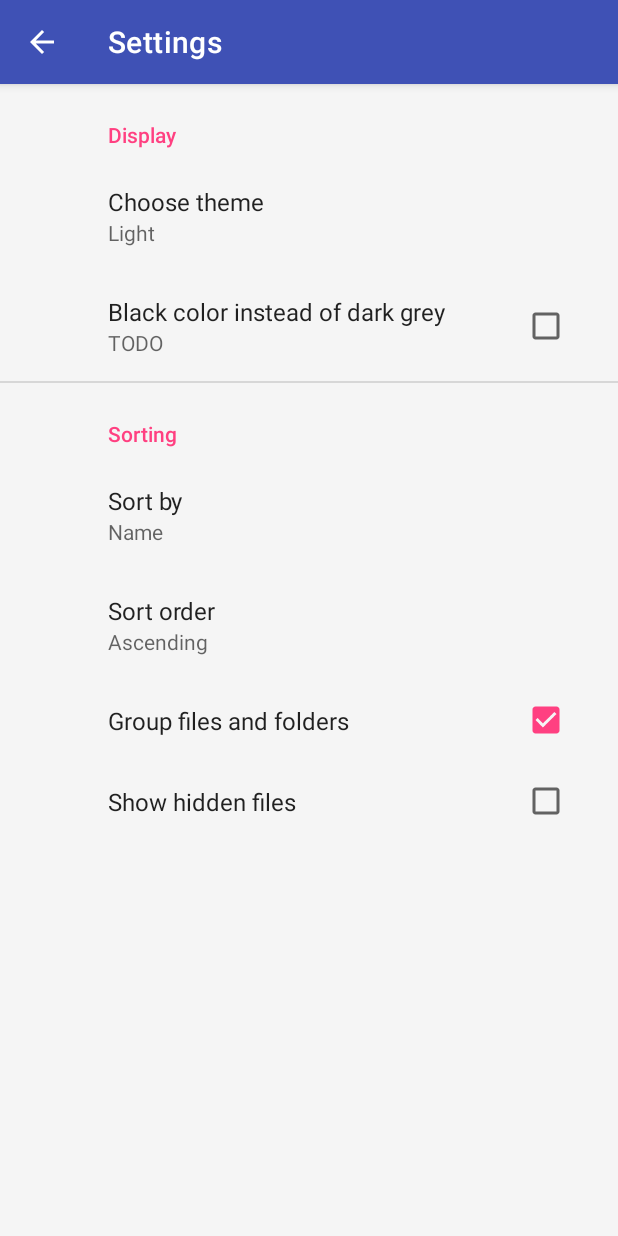
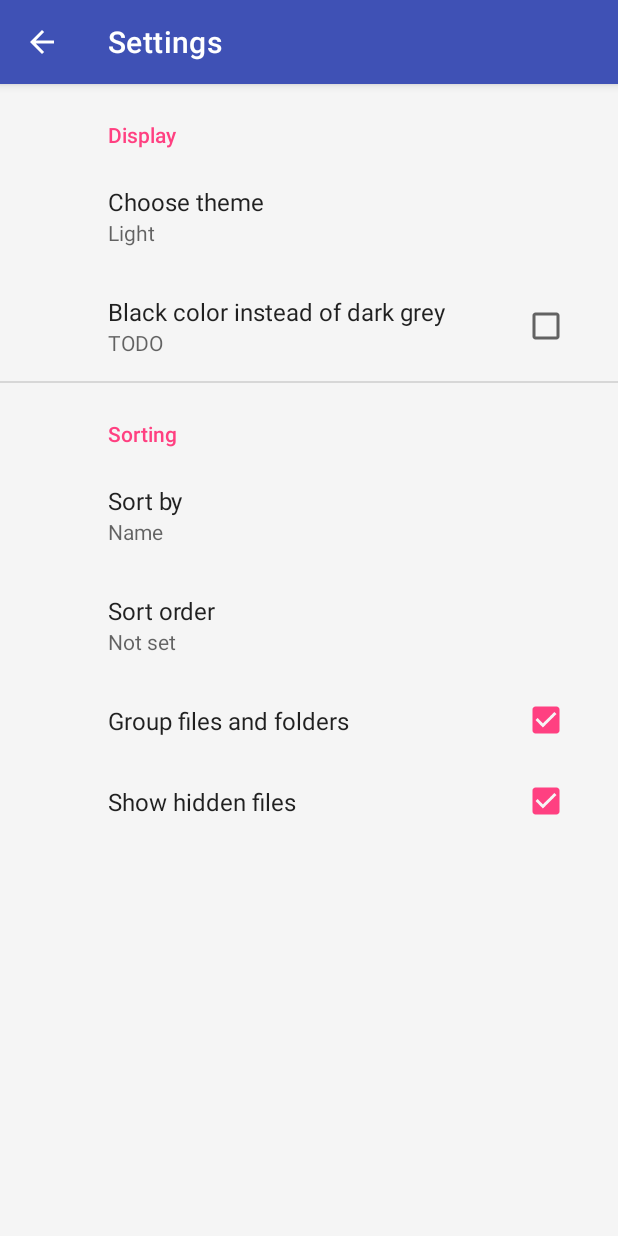
Before and after one commit to adrijanrogan/android-etiketa, an Android app: the screen it shows after launch (SettingsActivity), in the options menu, after a tap on "Settings", on a phone screen of 412 x 824 dp. Run offline under Robolectric (Android 15) with nearby library versions, the phone set to English and light mode, and no system bars; our stand-ins replace androidx.preference; 1 statement that could not run was skipped.

Commit message:
Toolbar menu options and settings fragment are now connected.
Preferences are saved as strings and static methods from the settings fragment are used to "translate" them. There is a special static variable inside the settings fragment class which is used to tell when the preferences were changed. This value is checked in onResume to update the LiveData and sync the menu.

```diff
--- a/app/src/main/java/com/github/adrijanrogan/etiketa/ui/browse/BrowseActivity.kt
+++ b/app/src/main/java/com/github/adrijanrogan/etiketa/ui/browse/BrowseActivity.kt
@@ -1,10 +1,10 @@
 package com.github.adrijanrogan.etiketa.ui.browse
 
 import android.Manifest
-import android.content.Context
 import android.content.Intent
 import android.content.pm.PackageManager
 import android.os.Bundle
+import android.view.Menu
 import android.view.MenuItem
 import android.view.View
 import android.widget.Toast
@@ -14,6 +14,7 @@
 import androidx.fragment.app.DialogFragment
 import androidx.lifecycle.Observer
 import androidx.lifecycle.ViewModelProviders
+import androidx.preference.PreferenceManager
 import androidx.recyclerview.widget.LinearLayoutManager
 import androidx.transition.Fade
 import com.github.adrijanrogan.etiketa.R
@@ -23,6 +24,7 @@
 import com.github.adrijanrogan.etiketa.jni.Reader
 import com.github.adrijanrogan.etiketa.ui.edit.EditActivity
 import com.github.adrijanrogan.etiketa.ui.settings.SettingsActivity
+import com.github.adrijanrogan.etiketa.ui.settings.SettingsFragment
 import com.github.adrijanrogan.etiketa.util.FileComparator
 import kotlinx.android.synthetic.main.activity_browser.*
 import java.io.File
@@ -33,11 +35,6 @@
         const val EXTENSION_MP3 = "mp3"
         const val EXTENSION_FLAC = "flac"
         private const val PERMISSION_REQUEST = 9858
-
-        const val SORT_BY = "sort_by"
-        const val SORT_ORDER = "sort_order"
-        const val SORT_GROUP_FOLDERS = "sort_group_folders"
-        const val SORT_SHOW_HIDDEN = "sort_show_hidden"
     }
 
     private lateinit  var viewModel: BrowseViewModel
@@ -54,6 +51,15 @@
         } else {
             permissionFlow()
         }
+    }
+
+    override fun onResume() {
+        super.onResume()
+        if (SettingsFragment.invalidateSort) {
+            observeLiveData()
+            syncMenu(browser_toolbar.menu)
+        }
+        SettingsFragment.invalidateSort = false
     }
 
     private fun permissionFlow() {
@@ -93,6 +99,7 @@
         viewModel = ViewModelProviders.of(this).get(BrowseViewModel::class.java)
 
         browser_toolbar.inflateMenu(R.menu.browser_toolbar_menu)
+        syncMenu(browser_toolbar.menu)
         browser_toolbar.setOnMenuItemClickListener { onMenuItemClick(it) }
 
         browser_bar_recycler.also {
@@ -110,16 +117,41 @@
         observeLiveData()
     }
 
+    private fun syncMenu(menu: Menu?) {
+        if (menu == null) return
+        val sp = PreferenceManager.getDefaultSharedPreferences(this)
+
+        when (SettingsFragment.getSortBy(sp)) {
+            FileComparator.SORT_MODE_LAST_MODIFIED ->
+                menu.findItem(R.id.browser_menu_sort_by_last_modified).isChecked = true
+            else -> menu.findItem(R.id.browser_menu_sort_by_name).isChecked = true
+        }
+
+        val hidden = SettingsFragment.getSortShowHidden(sp)
+        menu.findItem(R.id.browser_menu_sort_hidden).isChecked = hidden
+
+        val group = SettingsFragment.getSortGroup(sp)
+        val groupBox = menu.findItem(R.id.browser_menu_folders)
+        when (group) {
+            FileComparator.SORT_MODE_GROUP -> groupBox.isChecked = true
+            else -> groupBox.isChecked = false
+        }
+
+        when (SettingsFragment.getSortOrder(sp)) {
+            FileComparator.SORT_MODE_NORMAL ->
+                menu.findItem(R.id.browser_menu_sort_ascending).isChecked = true
+            else -> menu.findItem(R.id.browser_menu_sort_descending).isChecked = true
+        }
+    }
+
 
     private fun observeLiveData() {
-        val sp = getSharedPreferences("browse_settings", Context.MODE_PRIVATE)
-        val hidden = sp.getBoolean(SORT_SHOW_HIDDEN, true)
-
-        val sortBy = sp.getInt(SORT_BY, FileComparator.SORT_MODE_FILENAME)
-        val group = sp.getInt(SORT_GROUP_FOLDERS, FileComparator.SORT_MODE_GROUP)
-        val order = sp.getInt(SORT_ORDER, FileComparator.SORT_MODE_NORMAL)
+        val sp = PreferenceManager.getDefaultSharedPreferences(this)
+        val hidden = SettingsFragment.getSortShowHidden(sp)
+        val sortBy = SettingsFragment.getSortBy(sp)
+        val group = SettingsFragment.getSortGroup(sp)
+        val order = SettingsFragment.getSortOrder(sp)
         val sortMode = (sortBy or group or order)
-
         viewModel.getFiles().removeObservers(this)
         viewModel.getFiles(hidden, sortMode).observe(this, Observer { updateUI(it) })
         viewModel.getFiles().removeObservers(this)
@@ -129,35 +161,38 @@
 
     private fun onMenuItemClick(menuItem: MenuItem): Boolean {
         val id = menuItem.itemId
-        val editor = getSharedPreferences("browse_settings", Context.MODE_PRIVATE).edit()
+        val sp = PreferenceManager.getDefaultSharedPreferences(this)
+        val editor = sp.edit()
         when (id) {
             R.id.browser_menu_sort_by_name -> {
                 menuItem.isChecked = true
-                editor.putInt(SORT_BY, FileComparator.SORT_MODE_FILENAME)
+                editor.putString(SettingsFragment.PREFERENCE_SORTING_BY,
+                        SettingsFragment.PREFERENCE_SORTING_BY_NAME)
             }
             R.id.browser_menu_sort_by_last_modified -> {
                 menuItem.isChecked = true
-                editor.putInt(SORT_BY, FileComparator.SORT_MODE_LAST_MODIFIED)
+                editor.putString(SettingsFragment.PREFERENCE_SORTING_BY,
+                        SettingsFragment.PREFERENCE_SORTING_BY_LAST_MODIFIED)
             }
             R.id.browser_menu_folders -> {
                 val group = !menuItem.isChecked
                 menuItem.isChecked = group
-                val value = if (group) FileComparator.SORT_MODE_GROUP
-                            else FileComparator.SORT_MODE_DO_NOT_GROUP
-                editor.putInt(SORT_GROUP_FOLDERS, value)
+                editor.putBoolean(SettingsFragment.PREFERENCE_SORTING_GROUP, group)
             }
             R.id.browser_menu_sort_hidden -> {
                 val showHidden = !menuItem.isChecked
                 menuItem.isChecked = showHidden
-                editor.putBoolean(SORT_SHOW_HIDDEN, menuItem.isChecked)
+                editor.putBoolean(SettingsFragment.PREFERENCE_SORTING_SHOW_HIDDEN, showHidden)
             }
             R.id.browser_menu_sort_ascending -> {
                 menuItem.isChecked = true
-                editor.putInt(SORT_ORDER, FileComparator.SORT_MODE_NORMAL)
+                editor.putString(SettingsFragment.PREFERENCE_SORTING_ORDER,
+                        SettingsFragment.PREFERENCE_SORTING_ORDER_NORMAL)
             }
             R.id.browser_menu_sort_descending -> {
                 menuItem.isChecked = true
-                editor.putInt(SORT_ORDER, FileComparator.SORT_MODE_REVERSED)
+                editor.putString(SettingsFragment.PREFERENCE_SORTING_ORDER,
+                        SettingsFragment.PREFERENCE_SORTING_ORDER_REVERSED)
             }
             R.id.browser_menu_settings -> {
                 startActivity(Intent(this, SettingsActivity::class.java))
--- a/app/src/main/java/com/github/adrijanrogan/etiketa/ui/settings/SettingsFragment.kt
+++ b/app/src/main/java/com/github/adrijanrogan/etiketa/ui/settings/SettingsFragment.kt
@@ -1,5 +1,6 @@
 package com.github.adrijanrogan.etiketa.ui.settings
 
+import android.content.SharedPreferences
 import android.os.Bundle
 import android.util.Log
 import androidx.appcompat.app.AppCompatDelegate
@@ -7,20 +8,74 @@
 import androidx.preference.ListPreference
 import androidx.preference.PreferenceFragmentCompat
 import com.github.adrijanrogan.etiketa.R
+import com.github.adrijanrogan.etiketa.util.FileComparator
 
 class SettingsFragment : PreferenceFragmentCompat() {
 
     companion object {
+
         const val PREFERENCE_DISPLAY_THEME_LIGHT = "1"
         const val PREFERENCE_DISPLAY_THEME_DARK = "2"
         const val PREFERENCE_DISPLAY_THEME_BATTERY = "3"
         const val PREFERENCE_DISPLAY_THEME_SYSTEM = "4"
+
+        const val PREFERENCE_SORTING_BY = "settings_sorting_by"
+        const val PREFERENCE_SORTING_BY_NAME = "name"
+        const val PREFERENCE_SORTING_BY_LAST_MODIFIED = "last_modified"
+
+        const val PREFERENCE_SORTING_ORDER = "settings_sorting_order"
+        const val PREFERENCE_SORTING_ORDER_NORMAL = "normal"
+        const val PREFERENCE_SORTING_ORDER_REVERSED = "reversed"
+
+        const val PREFERENCE_SORTING_GROUP = "settings_sorting_group"
+        const val PREFERENCE_SORTING_SHOW_HIDDEN = "settings_sorting_show_hidden"
+
+        var invalidateSort = false
+
+        fun getSortBy(sp: SharedPreferences): Int {
+            return when (sp.getString(PREFERENCE_SORTING_BY, PREFERENCE_SORTING_BY_NAME)) {
+                PREFERENCE_SORTING_BY_NAME -> FileComparator.SORT_MODE_FILENAME
+                PREFERENCE_SORTING_BY_LAST_MODIFIED -> FileComparator.SORT_MODE_LAST_MODIFIED
+                else -> FileComparator.SORT_MODE_FILENAME
+            }
+        }
+
+        fun getSortOrder(sp: SharedPreferences): Int {
+            return when (sp.getString(PREFERENCE_SORTING_ORDER, PREFERENCE_SORTING_ORDER_NORMAL))  {
+                PREFERENCE_SORTING_ORDER_NORMAL -> FileComparator.SORT_MODE_NORMAL
+                PREFERENCE_SORTING_ORDER_REVERSED -> FileComparator.SORT_MODE_REVERSED
+                else -> FileComparator.SORT_MODE_NORMAL
+            }
+        }
+
+        fun getSortGroup(sp: SharedPreferences): Int {
+            val group = sp.getBoolean(PREFERENCE_SORTING_GROUP, true)
+            return if (group) FileComparator.SORT_MODE_GROUP
+            else FileComparator.SORT_MODE_DO_NOT_GROUP
+        }
+
+        fun getSortShowHidden(sp: SharedPreferences): Boolean {
+            return sp.getBoolean(PREFERENCE_SORTING_SHOW_HIDDEN, false)
+        }
     }
 
     override fun onCreatePreferences(savedInstanceState: Bundle?, rootKey: String?) {
         setPreferencesFromResource(R.xml.settings, rootKey)
         findPreference<ListPreference>("settings_display_theme")?.
                 setOnPreferenceChangeListener { _, newValue -> updateDisplayTheme(newValue) }
+        findPreference<ListPreference>(PREFERENCE_SORTING_BY)?.
+                setOnPreferenceChangeListener { _, _ -> invalidateSort() }
+        findPreference<ListPreference>(PREFERENCE_SORTING_ORDER)?.
+                setOnPreferenceChangeListener { _, _ -> invalidateSort() }
+        findPreference<CheckBoxPreference>(PREFERENCE_SORTING_GROUP)?.
+                setOnPreferenceChangeListener { _, _ -> invalidateSort() }
+        findPreference<CheckBoxPreference>(PREFERENCE_SORTING_SHOW_HIDDEN)?.
+                setOnPreferenceChangeListener { _, _ -> invalidateSort() }
+    }
+
+    private fun invalidateSort(): Boolean {
+        invalidateSort = true
+        return true
     }
 
     private fun updateDisplayTheme(value: Any): Boolean {
--- a/app/src/main/res/values/arrays.xml
+++ b/app/src/main/res/values/arrays.xml
@@ -11,13 +11,13 @@
         <item>3</item>
     </string-array>
 
-    <string-array name="settings_sorting_sort_by_entries">
+    <string-array name="settings_sorting_by_entries">
         <item>Name</item>
         <item>Last modified</item>
     </string-array>
-    <string-array name="settings_sorting_sort_by_values">
-        <item>1</item>
-        <item>2</item>
+    <string-array name="settings_sorting_by_values">
+        <item>name</item>
+        <item>last_modified</item>
     </string-array>
 
     <string-array name="settings_sorting_order_entries">
@@ -25,8 +25,8 @@
         <item>Descending</item>
     </string-array>
     <string-array name="settings_sorting_order_values">
-        <item>1</item>
-        <item>2</item>
+        <item>normal</item>
+        <item>reversed</item>
     </string-array>
 
 </resources>
--- a/app/src/main/res/xml/settings.xml
+++ b/app/src/main/res/xml/settings.xml
@@ -29,18 +29,18 @@
         android:title="Sorting">
 
         <ListPreference
-            android:key="settings_sorting_sort_by"
+            android:key="settings_sorting_by"
             android:title="Sort by"
             app:useSimpleSummaryProvider="true"
-            android:defaultValue="1"
-            android:entries="@array/settings_sorting_sort_by_entries"
-            android:entryValues="@array/settings_sorting_sort_by_values" />
+            android:defaultValue="name"
+            android:entries="@array/settings_sorting_by_entries"
+            android:entryValues="@array/settings_sorting_by_values" />
 
         <ListPreference
             android:key="settings_sorting_order"
             android:title="Sort order"
             app:useSimpleSummaryProvider="true"
-            android:defaultValue="1"
+            android:defaultValue="ascending"
             android:entries="@array/settings_sorting_order_entries"
             android:entryValues="@array/settings_sorting_order_values" />
 
```
